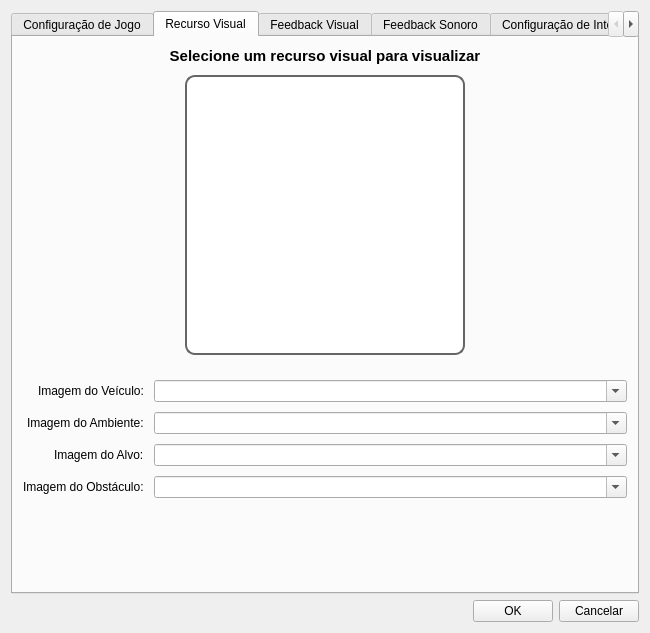
The window that src/ttea/games/kartea/resources/ui/playerkarteaconfigeditview.ui (larvattea/ttea) describes before a commit, drawn with Qt 5.
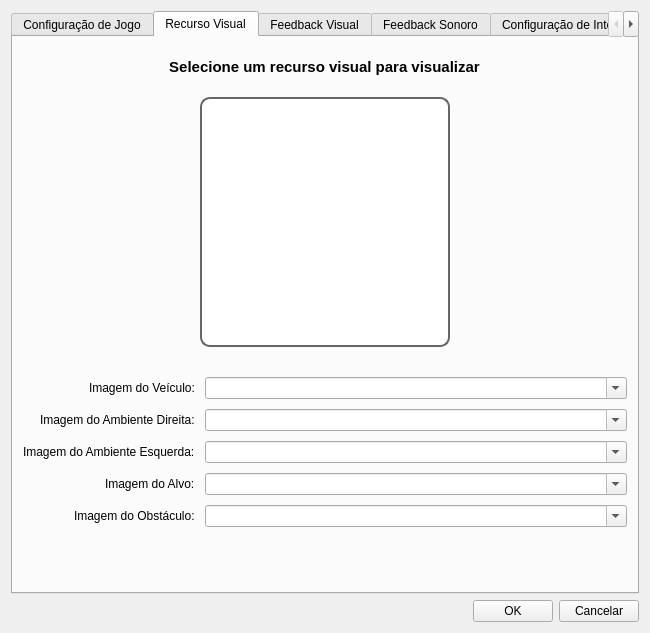
The same window after the commit. The open tabs and pages were chosen to show the change. Icons and pictures are not drawn.

The edit to the form file:
```diff
--- a/src/ttea/games/kartea/resources/ui/playerkarteaconfigeditview.ui
+++ b/src/ttea/games/kartea/resources/ui/playerkarteaconfigeditview.ui
@@ -149,8 +149,20 @@
        <property name="bottomMargin">
         <number>10</number>
        </property>
-       <item>
+       <item alignment="Qt::AlignmentFlag::AlignHCenter">
         <widget class="QLabel" name="lbl_visual_current_type">
+         <property name="sizePolicy">
+          <sizepolicy hsizetype="Preferred" vsizetype="Fixed">
+           <horstretch>0</horstretch>
+           <verstretch>0</verstretch>
+          </sizepolicy>
+         </property>
+         <property name="minimumSize">
+          <size>
+           <width>0</width>
+           <height>40</height>
+          </size>
+         </property>
          <property name="font">
           <font>
            <pointsize>11</pointsize>
@@ -163,6 +175,9 @@
          <property name="alignment">
           <set>Qt::AlignmentFlag::AlignCenter</set>
          </property>
+         <property name="wordWrap">
+          <bool>false</bool>
+         </property>
          <property name="margin">
           <number>10</number>
          </property>
@@ -170,16 +185,22 @@
        </item>
        <item alignment="Qt::AlignmentFlag::AlignHCenter">
         <widget class="QLabel" name="lbl_visual_preview">
+         <property name="sizePolicy">
+          <sizepolicy hsizetype="Fixed" vsizetype="Fixed">
+           <horstretch>0</horstretch>
+           <verstretch>0</verstretch>
+          </sizepolicy>
+         </property>
          <property name="minimumSize">
           <size>
-           <width>280</width>
-           <height>280</height>
+           <width>250</width>
+           <height>250</height>
           </size>
          </property>
          <property name="maximumSize">
           <size>
-           <width>350</width>
-           <height>350</height>
+           <width>250</width>
+           <height>250</height>
           </size>
          </property>
          <property name="styleSheet">
@@ -207,7 +228,7 @@
          <property name="sizeHint" stdset="0">
           <size>
            <width>20</width>
-           <height>15</height>
+           <height>20</height>
           </size>
          </property>
         </spacer>
@@ -237,7 +258,7 @@
          <item row="1" column="0">
           <widget class="QLabel" name="lbl_environment_image">
            <property name="text">
-            <string>Imagem do Ambiente:</string>
+            <string>Imagem do Ambiente Direita:</string>
            </property>
           </widget>
          </item>
@@ -252,13 +273,30 @@
           </widget>
          </item>
          <item row="2" column="0">
+          <widget class="QLabel" name="lbl_environment_image_left">
+           <property name="text">
+            <string>Imagem do Ambiente Esquerda:</string>
+           </property>
+          </widget>
+         </item>
+         <item row="2" column="1">
+          <widget class="QComboBox" name="cbx_environment_image_left">
+           <property name="editable">
+            <bool>true</bool>
+           </property>
+           <property name="maxVisibleItems">
+            <number>5</number>
+           </property>
+          </widget>
+         </item>
+         <item row="3" column="0">
           <widget class="QLabel" name="lbl_target_image">
            <property name="text">
             <string>Imagem do Alvo:</string>
            </property>
           </widget>
          </item>
-         <item row="2" column="1">
+         <item row="3" column="1">
           <widget class="QComboBox" name="cbx_target_image">
            <property name="editable">
             <bool>true</bool>
@@ -268,14 +306,14 @@
            </property>
           </widget>
          </item>
-         <item row="3" column="0">
+         <item row="4" column="0">
           <widget class="QLabel" name="lbl_obstracle_image">
            <property name="text">
             <string>Imagem do Obstáculo:</string>
            </property>
           </widget>
          </item>
-         <item row="3" column="1">
+         <item row="4" column="1">
           <widget class="QComboBox" name="cbx_obstacle_image">
            <property name="editable">
             <bool>true</bool>
```
Left out of the diff: 53 changed lines with no effect on the pictures.
